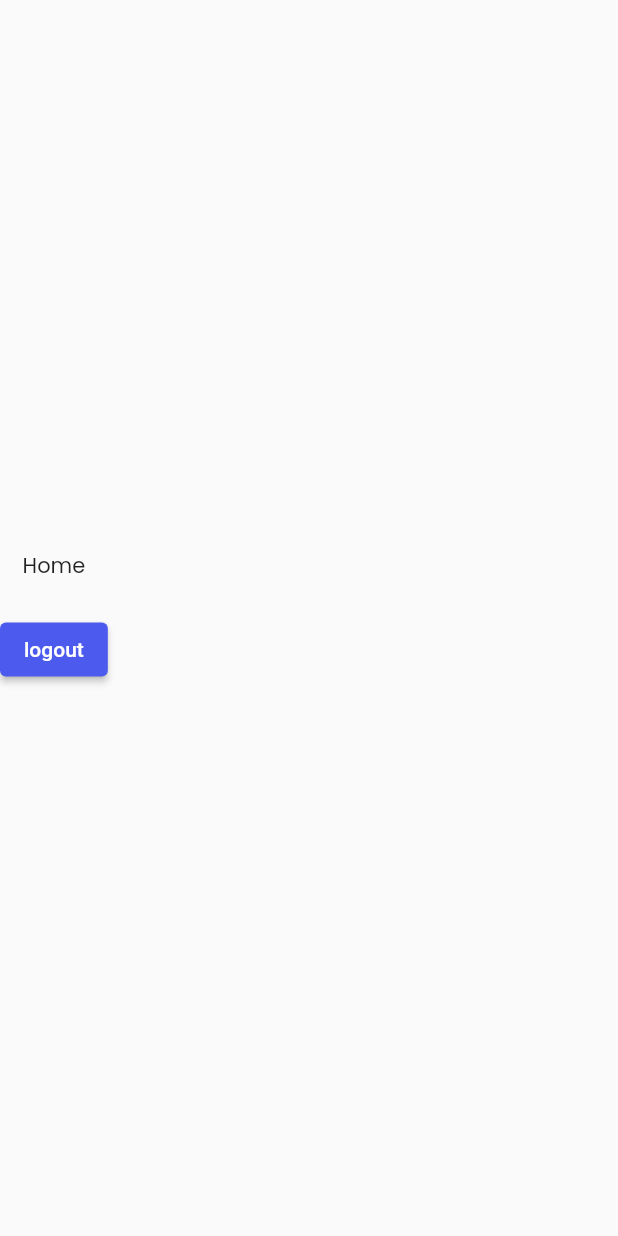
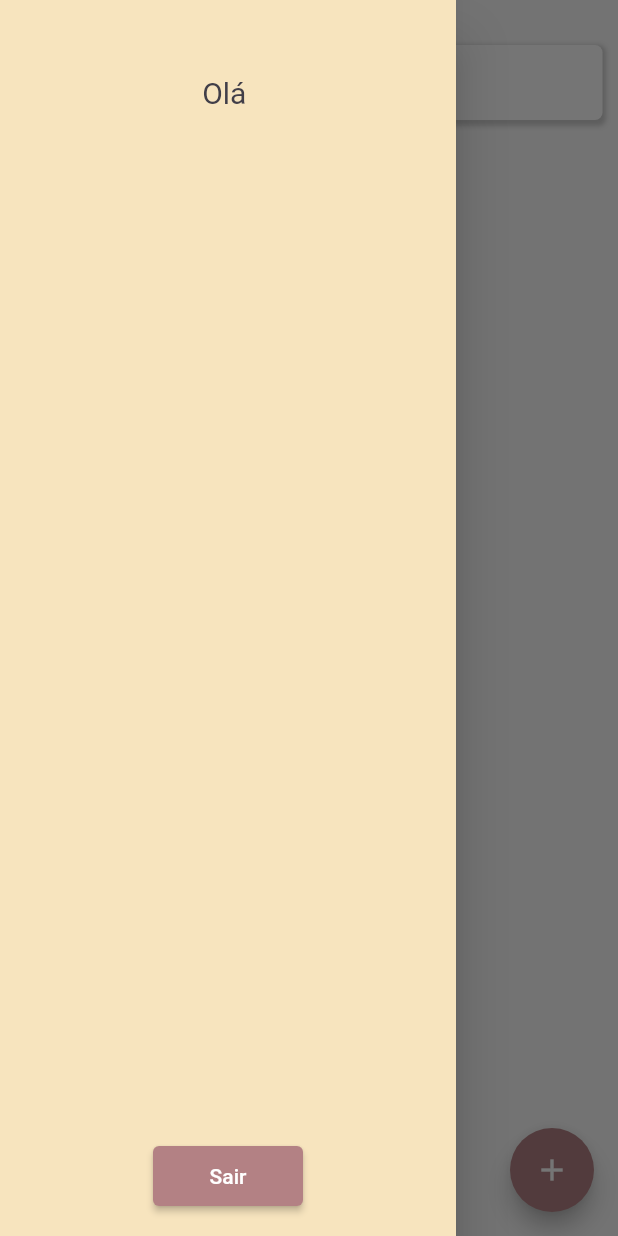
Before and after one commit to JSavioFreire/notes_login, a Flutter app: the screen it shows once a user with an empty profile is signed in, with the side drawer open (before the commit the screen has no drawer), on a phone screen of 412 x 824 dp. Run offline on Flutter 3.47's test engine with Material 2 defaults, Android fonts, the phone set to English and light mode, and no system bars; our stand-ins replace firebase_auth, firebase_core, google_fonts; accounts and stored records are empty.

Commit message:
before statusbar

```diff
--- /dev/null
+++ b/lib/components/drawer/widget/logout_button.dart
@@ -0,0 +1,20 @@
+import 'package:flutter/material.dart';
+import 'package:notes_login/provider/auth/auth_provider.dart';
+import 'package:provider/provider.dart';
+
+class LogoutButton extends StatelessWidget {
+  const LogoutButton({super.key});
+
+  @override
+  Widget build(BuildContext context) {
+    return
+     SizedBox(
+                width: 100,
+                height: 40,
+                child: ElevatedButton(
+                    onPressed: () => (context).read<AuthProvider>().logout(),
+                    child: const Text('Sair')),
+              )
+    ;
+  }
+}
--- /dev/null
+++ b/lib/components/floating_action_button/my_fab.dart
@@ -0,0 +1,13 @@
+import 'package:flutter/material.dart';
+
+class MyFAB extends StatelessWidget {
+  const MyFAB({super.key});
+
+  @override
+  Widget build(BuildContext context) {
+    return FloatingActionButton(
+      onPressed: () {},
+      child: const Icon(Icons.add),
+    );
+  }
+}
--- /dev/null
+++ b/lib/components/header/header.dart
@@ -0,0 +1,59 @@
+import 'package:flutter/material.dart';
+import 'package:notes_login/theme/theme_colors.dart';
+
+class MyHeader extends StatelessWidget {
+  const MyHeader({super.key});
+
+  @override
+  Widget build(BuildContext context) {
+    final search = TextEditingController();
+
+    return Padding(
+      padding: const EdgeInsets.only(top: 30),
+      child: Center(
+        child: Container(
+          width: MediaQuery.of(context).size.width * 0.95,
+          height: 50,
+          decoration: BoxDecoration(
+            borderRadius: BorderRadius.circular(5),
+            color: Colors.white,
+            boxShadow: [
+              BoxShadow(
+                  color: Colors.grey.withOpacity(0.5),
+                  spreadRadius: 2,
+                  blurRadius: 2,
+                  offset: const Offset(0, 2)),
+            ],
+          ),
+          child: Row(children: [
+            Padding(
+              padding: const EdgeInsets.only(right: 8),
+              child: IconButton(
+                  onPressed: () {
+                    Scaffold.of(context).openDrawer();
+                  },
+                  icon: const Icon(
+                    Icons.menu,
+                    size: 25,
+                    color: ThemeColors.color4,
+                  )),
+            ),
+            Expanded(
+                child: TextFormField(
+              controller: search,
+              decoration: const InputDecoration(
+                  border: InputBorder.none,
+                  hintText: 'Busque suas anotações',
+                  hintStyle: TextStyle(color: ThemeColors.color4)),
+              keyboardType: TextInputType.name,
+            ))
+          ]),
+        ),
+      ),
+    );
+  }
+}
+
+
+
+//Text('Olá ${provider.users!.displayName}')
--- a/lib/screens/home/home_screen.dart
+++ b/lib/screens/home/home_screen.dart
@@ -1,23 +1,19 @@
 import 'package:flutter/material.dart';
-import 'package:notes_login/provider/auth/auth_provider.dart';
-import 'package:provider/provider.dart';
+import 'package:notes_login/components/drawer/my_drawer.dart';
+import 'package:notes_login/components/floating_action_button/my_fab.dart';
+import 'package:notes_login/components/header/header.dart';
 
 class HomeScreen extends StatelessWidget {
   const HomeScreen({super.key});
 
   @override
   Widget build(BuildContext context) {
-    AuthProvider provider = Provider.of<AuthProvider>(context);
-
     return Scaffold(
+      drawer: const MyDrawer(),
+      floatingActionButton: const MyFAB(),
       body: Column(
-        mainAxisAlignment: MainAxisAlignment.center,
-        children: [
-          const Text('Home'),
-          Text(provider.users!.displayName.toString()),
-          ElevatedButton(
-              onPressed: () => provider.logout(),
-              child: const Text('logout'))
+        children: const <Widget>[
+          MyHeader(),
         ],
       ),
     );
--- a/lib/screens/login/widget/background/circular_design_bottom.dart
+++ b/lib/screens/login/widget/background/circular_design_bottom.dart
@@ -14,7 +14,7 @@ class CircularDesignBottom extends StatelessWidget {
         height: 400,
         decoration: BoxDecoration(
             borderRadius: BorderRadius.circular(200),
-            color: ThemeColors.myRedOpacity),
+            color: ThemeColors.color2Opacity),
       ),
     );
   }
--- a/lib/screens/login/widget/background/circular_design_top.dart
+++ b/lib/screens/login/widget/background/circular_design_top.dart
@@ -14,7 +14,7 @@ class CircularDesignTop extends StatelessWidget {
         height: 150,
         decoration: BoxDecoration(
             borderRadius: BorderRadius.circular(75),
-            color: ThemeColors.myRedGradientOpacity),
+            color: ThemeColors.color3Opacity),
       ),
     );
   }
--- a/lib/screens/login/widget/background/gradient_background.dart
+++ b/lib/screens/login/widget/background/gradient_background.dart
@@ -13,8 +13,8 @@ class GradientBackground extends StatelessWidget {
           begin: Alignment.topRight,
           end: Alignment.bottomLeft,
           colors: [
-            ThemeColors.myRed,
-            ThemeColors.myRedGradient,
+            ThemeColors.color2,
+            ThemeColors.color3,
           ],
         ),
       ),
--- a/lib/screens/login/widget/buttons/elevatedbutton_blue.dart
+++ b/lib/screens/login/widget/buttons/elevatedbutton_blue.dart
@@ -1,6 +1,5 @@
 import 'package:flutter/material.dart';
 import 'package:notes_login/provider/functions/functions_provider.dart';
-import 'package:notes_login/theme/theme_colors.dart';
 import 'package:provider/provider.dart';
 
 class ElevatedButtonLoginRegister extends StatelessWidget {
@@ -41,7 +40,7 @@ class ElevatedButtonLoginRegister extends StatelessWidget {
                       height: 25,
                       width: 25,
                       child: CircularProgressIndicator(
-                        color: ThemeColors.myWhiteOpacity,
+                        color: Colors.white,
                       ))
                   : Text(
                       provider.loginOrRegister ? 'Login' : 'Cadastrar',
--- a/lib/screens/login/widget/buttons/textbutton_change_screen.dart
+++ b/lib/screens/login/widget/buttons/textbutton_change_screen.dart
@@ -17,7 +17,7 @@ class TextButtonChangeScreen extends StatelessWidget {
         },
         child: Text(
           text,
-          style: const TextStyle(color: ThemeColors.myWhite),
+          style: const TextStyle(color: ThemeColors.color4),
         ));
   }
 }
--- a/lib/screens/login/widget/title/title.login.dart
+++ b/lib/screens/login/widget/title/title.login.dart
@@ -15,7 +15,7 @@ class TitleLogin extends StatelessWidget {
               style: TextStyle(
                 fontSize: 45,
                 fontWeight: FontWeight.w700,
-                color: ThemeColors.myWhite,
+                color: ThemeColors.color4,
               ),
               children: <TextSpan>[
                 TextSpan(
@@ -23,12 +23,12 @@ class TitleLogin extends StatelessWidget {
                     style: TextStyle(
                         fontSize: 35,
                         fontWeight: FontWeight.w500,
-                        color: ThemeColors.myWhite))
+                        color: ThemeColors.color4))
               ]),
         ),
         const Text(
           'Bem vindo de volta',
-          style: TextStyle(color: ThemeColors.myWhite, fontSize: 18),
+          style: TextStyle(color: ThemeColors.color4, fontSize: 18),
         )
       ]),
     );
--- a/lib/theme/my_theme.dart
+++ b/lib/theme/my_theme.dart
@@ -3,7 +3,6 @@ import 'package:google_fonts/google_fonts.dart';
 import 'package:notes_login/theme/theme_colors.dart';
 
 ThemeData myTheme = ThemeData(
-  inputDecorationTheme: const InputDecorationTheme(),
     textTheme: TextTheme(
       titleLarge: GoogleFonts.poppins(
         textStyle: const TextStyle(fontSize: 30, fontWeight: FontWeight.bold),
@@ -11,6 +10,10 @@ ThemeData myTheme = ThemeData(
       bodyMedium: GoogleFonts.poppins(textStyle: const TextStyle()),
     ),
     elevatedButtonTheme: ElevatedButtonThemeData(
-    style: ElevatedButton.styleFrom(backgroundColor: ThemeColors.teste),
+      style: ElevatedButton.styleFrom(backgroundColor: ThemeColors.color1),
     ),
-);
+    inputDecorationTheme: const InputDecorationTheme(
+      hintStyle: TextStyle(color: Colors.white),
+    ),
+    floatingActionButtonTheme: const FloatingActionButtonThemeData(
+        backgroundColor: ThemeColors.color1));
--- a/lib/theme/theme_colors.dart
+++ b/lib/theme/theme_colors.dart
@@ -1,13 +1,11 @@
 import 'package:flutter/material.dart';
 
 class ThemeColors {
-  static const Color myWhite = Color.fromRGBO(253, 255, 252, 1);
-  static const Color myBlack = Color.fromRGBO(1, 22, 38, 1);
-  static const Color myRed = Color.fromRGBO(238, 88, 90, 1);
-  static const Color myRedGradient = Color.fromRGBO(197, 56, 83, 1);
-  static const Color teste = Color.fromRGBO(76, 91, 237, 1);
-  static const Color myBlue = Color.fromRGBO(64, 121, 140, 1);
-  static const Color myRedOpacity = Color.fromRGBO(238, 88, 90, 0.4);
-  static const Color myRedGradientOpacity = Color.fromRGBO(197, 56, 83, 0.4);
-  static const Color myWhiteOpacity = Color.fromRGBO(255, 255, 255, 0.9);
+  static const Color color1 = Color.fromRGBO(179, 129, 132, 1);
+  static const Color color2 = Color.fromRGBO(247, 228, 190, 1);
+  static const Color color2Opacity = Color.fromRGBO(247, 228, 190, 0.4);
+  static const Color color3 = Color.fromRGBO(240, 180, 158, 1);
+  static const Color color3Opacity = Color.fromRGBO(240, 180, 158, 0.4);
+  static const Color color4 = Color.fromRGBO(65, 62, 72, 1);
+  static const Color color4Opacity = Color.fromRGBO(65, 62, 72, 0.4);
 }
```
Also changed, not shown: lib/components/drawer/my_drawer.dart (added, +42 -0 lines), lib/screens/login/components/login_form.dart (+7 -15 lines), lib/screens/login/components/register_form.dart (+14 -29 lines), lib/screens/login/widget/form/box_text_form_field.dart (added, +19 -0 lines). Lines whose indentation alone changed are shown as unchanged.
